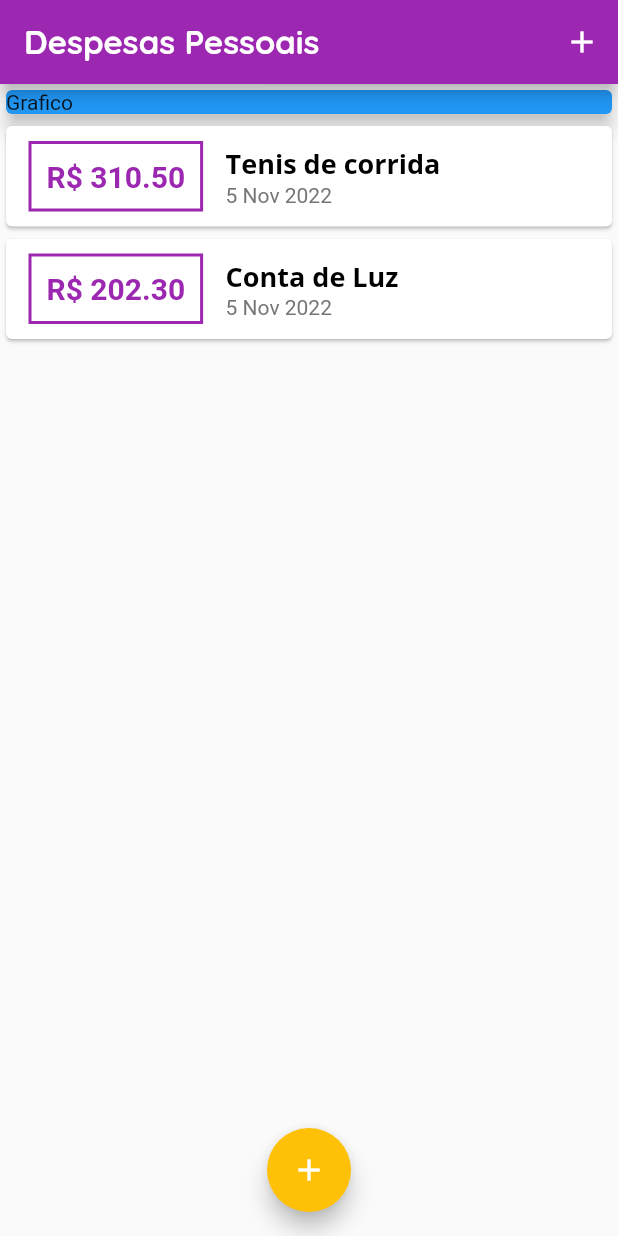
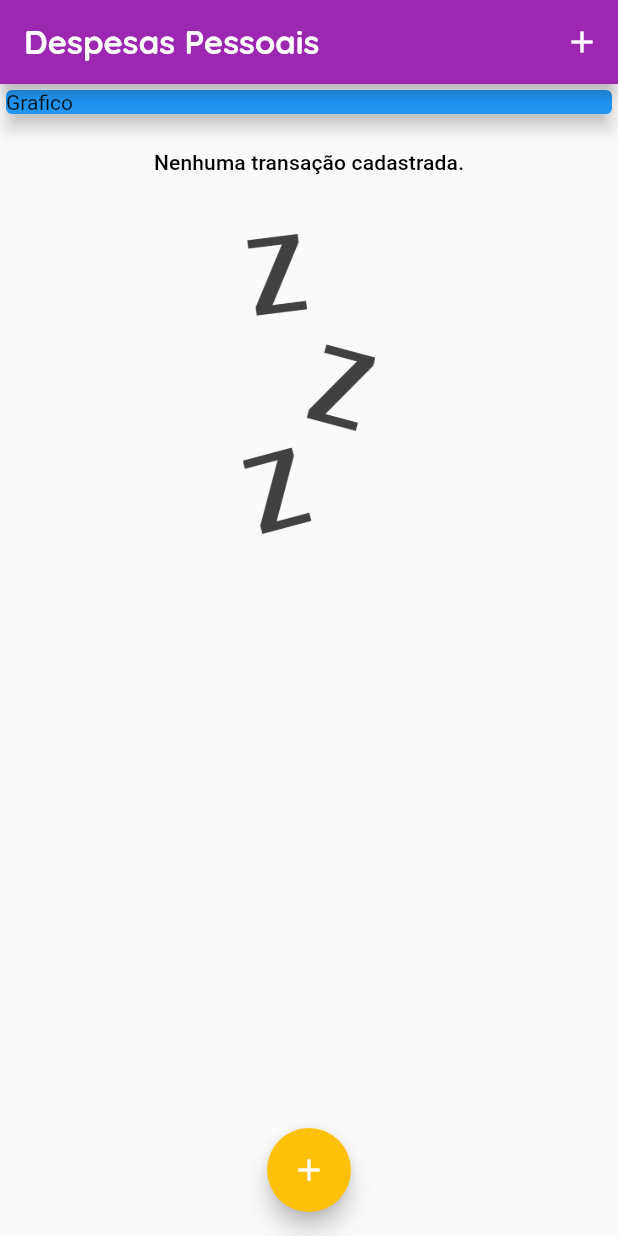
Before and after one commit to frank000/expev, a Flutter app: the screen it shows after launch, on a phone screen of 412 x 824 dp. Run offline on Flutter 3.47's test engine with Material 2 defaults, Android fonts, the phone set to English and light mode, and no system bars.

Commit message:
Adicionado imagem para lista de transação vazia

```diff
--- a/lib/components/transaction_list.dart
+++ b/lib/components/transaction_list.dart
@@ -12,7 +12,29 @@ class TransactionList extends StatelessWidget {
   Widget build(BuildContext context) {
     return Container(
       height: 300,
-      child: ListView.builder(
+      child: transactions.isEmpty
+          ? Column(
+              children: [
+                SizedBox(
+                  height: 20,
+                ),
+                Text(
+                  'Nenhuma transação cadastrada.',
+                  style: Theme.of(context).textTheme.titleSmall,
+                ),
+                SizedBox(
+                  height: 40,
+                ),
+                Container(
+                  height: 200,
+                  child: Image.asset(
+                    'assets/images/waiting.png',
+                    fit: BoxFit.cover,
+                  ),
+                )
+              ],
+            )
+          : ListView.builder(
               itemCount: transactions.length,
               itemBuilder: (ctx, index) {
                 final tr = transactions[index];
@@ -32,13 +54,15 @@ class TransactionList extends StatelessWidget {
                           width: 2,
                         )),
                         padding: EdgeInsets.all(10),
-                  margin: EdgeInsets.symmetric(horizontal: 15, vertical: 10),
+                        margin:
+                            EdgeInsets.symmetric(horizontal: 15, vertical: 10),
                       ),
                       Column(
                         crossAxisAlignment: CrossAxisAlignment.start,
                         children: [
                           Text(
-                      tr.title, style: Theme.of(context).textTheme.headline6,
+                            tr.title,
+                            style: Theme.of(context).textTheme.headline6,
                             // TextStyle(fontWeight: FontWeight.bold, fontSize: 16),
                           ),
                           Text(
--- a/lib/main.dart
+++ b/lib/main.dart
@@ -49,18 +49,18 @@ class MyHomePage extends StatefulWidget {
 
 class _MyHomePageState extends State<MyHomePage> {
   List<Transaction> _transactions = [
-    Transaction(
-      id: '1',
-      title: 'Tenis de corrida',
-      value: 310.50,
-      date: DateTime.now(),
-    ),
-    Transaction(
-      id: '2',
-      title: 'Conta de Luz',
-      value: 202.30,
-      date: DateTime.now(),
-    ),
+    // Transaction(
+    //   id: '1',
+    //   title: 'Tenis de corrida',
+    //   value: 310.50,
+    //   date: DateTime.now(),
+    // ),
+    // Transaction(
+    //   id: '2',
+    //   title: 'Conta de Luz',
+    //   value: 202.30,
+    //   date: DateTime.now(),
+    // ),
   ];
   _addTransaction(String title, double value) {
     final newTransaction = Transaction(
--- a/pubspec.yaml
+++ b/pubspec.yaml
@@ -62,8 +62,8 @@ flutter:
   uses-material-design: true
 
   # To add assets to your application, add an assets section, like this:
-  # assets:
-  #   - images/a_dot_burr.jpeg
+  assets:
+    - assets/images/waiting.png
   #   - images/a_dot_ham.jpeg
 
   # An image asset can refer to one or more resolution-specific "variants", see
```
Also changed, not shown: assets/images/waiting.png (added). Lines whose indentation alone changed are shown as unchanged.
